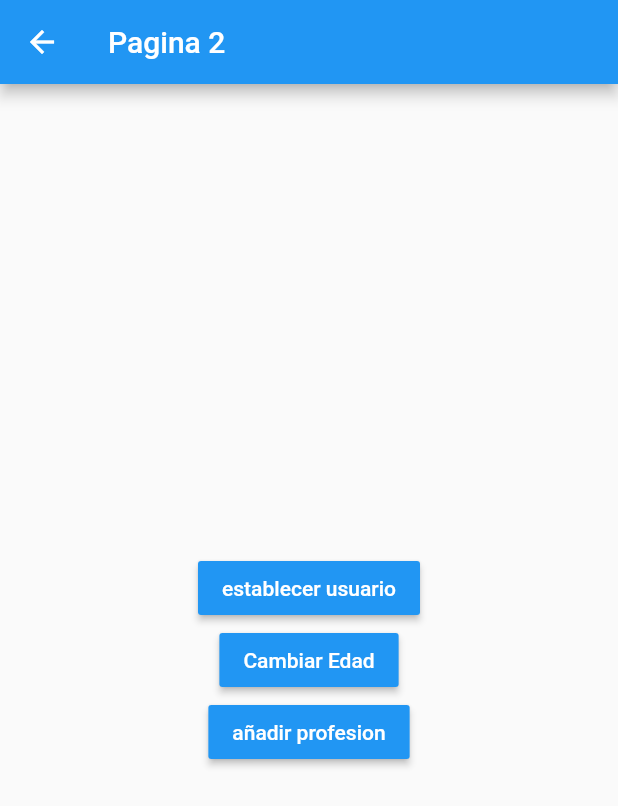
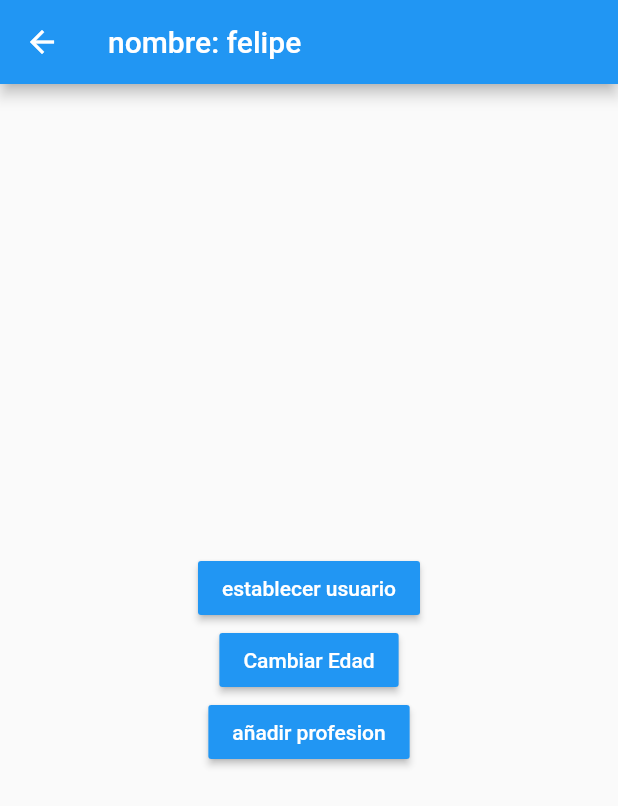
Before and after one commit to Garcito14/usuarios, a Flutter app: the Pagina2Page screen opened by its route, after a tap on "establecer usuario", on a phone screen of 412 x 824 dp. Shown: the top 806 px of the screen. Run offline on Flutter 3.47's test engine with Material 2 defaults, Android fonts, the phone set to English and light mode, and no system bars.

Commit message:
fin singleton

```diff
--- a/lib/Models/usuarios.dart
+++ b/lib/Models/usuarios.dart
@@ -1,7 +1,9 @@
+import 'package:meta/meta.dart';
+
 class Usuario {
   String nombre;
   int edad;
   List<String> profesiones;
 
-  Usuario({this.nombre, this.edad, this.profesiones});
+  Usuario({@required this.nombre, this.edad, this.profesiones});
 }
--- a/lib/pages/pagina1_page.dart
+++ b/lib/pages/pagina1_page.dart
@@ -1,3 +1,5 @@
+import 'package:estados_app/Models/usuarios.dart';
+import 'package:estados_app/services/usuario_service.dart';
 import 'package:flutter/material.dart';
 
 class Pagina1Page extends StatelessWidget {
@@ -7,7 +9,16 @@ class Pagina1Page extends StatelessWidget {
       appBar: AppBar(
         title: Text('Pagina 1'),
       ),
-      body: InformacionUsuario(),
+      body: StreamBuilder(
+        stream: usuarioService.usuarioStream,
+        builder: (BuildContext context, AsyncSnapshot<Usuario> snapshot) {
+          return snapshot.hasData
+              ? InformacionUsuario(usuarioService.usuario)
+              : Center(
+                  child: Text('no hay nada'),
+                );
+        },
+      ),
       floatingActionButton: FloatingActionButton(
         child: Icon(Icons.accessibility_new),
         onPressed: () {
@@ -19,6 +30,9 @@ class Pagina1Page extends StatelessWidget {
 }
 
 class InformacionUsuario extends StatelessWidget {
+  final Usuario usuario;
+
+  const InformacionUsuario(this.usuario);
   @override
   Widget build(BuildContext context) {
     return Container(
@@ -33,10 +47,10 @@ class InformacionUsuario extends StatelessWidget {
             style: TextStyle(fontSize: 18, fontWeight: FontWeight.bold),
           ),
           ListTile(
-            title: Text('Nombre'),
+            title: Text('Nombre:  ${usuario.nombre}'),
           ),
           ListTile(
-            title: Text('Edad'),
+            title: Text('Edad: ${usuario.edad}'),
           ),
           Divider(),
           Text(
--- a/lib/pages/pagina2_page.dart
+++ b/lib/pages/pagina2_page.dart
@@ -1,3 +1,5 @@
+import 'package:estados_app/Models/usuarios.dart';
+import 'package:estados_app/services/usuario_service.dart';
 import 'package:flutter/material.dart';
 
 class Pagina2Page extends StatelessWidget {
@@ -5,7 +7,14 @@ class Pagina2Page extends StatelessWidget {
   Widget build(BuildContext context) {
     return Scaffold(
       appBar: AppBar(
-        title: Text('Pagina 2'),
+        title: StreamBuilder(
+          stream: usuarioService.usuarioStream,
+          builder: (BuildContext context, AsyncSnapshot<Usuario> snapshot) {
+            return snapshot.hasData
+                ? Text('nombre: ${snapshot.data.nombre}')
+                : Text('pagina 2');
+          },
+        ),
       ),
       body: Center(
           child: Column(
@@ -15,12 +24,17 @@ class Pagina2Page extends StatelessWidget {
             child: Text('establecer usuario',
                 style: TextStyle(color: Colors.white)),
             color: Colors.blue,
-            onPressed: () {},
+            onPressed: () {
+              final usuario = new Usuario(nombre: 'felipe', edad: 24);
+              usuarioService.cargarUsuario(usuario);
+            },
           ),
           MaterialButton(
             child: Text('Cambiar Edad', style: TextStyle(color: Colors.white)),
             color: Colors.blue,
-            onPressed: () {},
+            onPressed: () {
+              usuarioService.cambiarEdad(23);
+            },
           ),
           MaterialButton(
             child:
--- /dev/null
+++ b/lib/services/usuario_service.dart
@@ -0,0 +1,32 @@
+import 'dart:async';
+
+import 'package:estados_app/Models/usuarios.dart';
+
+class _UsuarioService {
+  Usuario _usuario;
+
+  StreamController<Usuario> _usuarioStreamController =
+      new StreamController<Usuario>.broadcast();
+
+  Stream<Usuario> get usuarioStream => _usuarioStreamController.stream;
+
+  Usuario get usuario => this._usuario;
+
+  bool get existeUsuario => (this._usuario != null) ? true : false;
+
+  void cargarUsuario(Usuario user) {
+    this._usuario = user;
+    this._usuarioStreamController.add(user);
+  }
+
+  void cambiarEdad(int edad) {
+    this._usuario.edad = edad;
+    this._usuarioStreamController.add(this._usuario);
+  }
+
+  dispose() {
+    this._usuarioStreamController?.close();
+  }
+}
+
+final usuarioService = new _UsuarioService();
```
